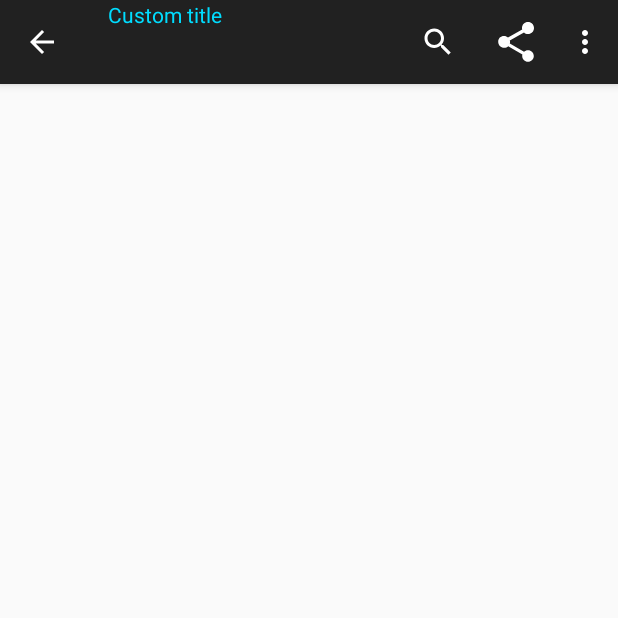
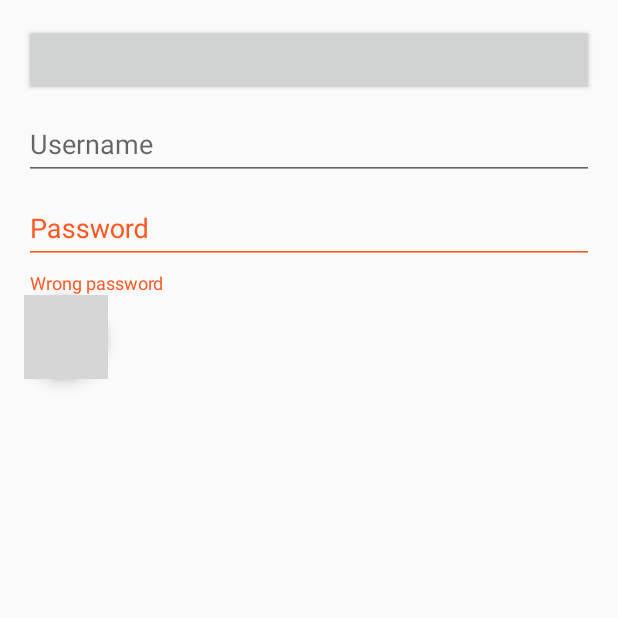
Before and after one commit to ngocmanh92/LoginScreen, an Android app: the screen it shows after launch (MenuActivity before the commit, MaterialDesignActivity after it), on a phone screen of 412 x 824 dp, the top half of it. Run offline under Robolectric (Android 15) with nearby library versions, the phone set to English and light mode, and no system bars; grey boxes are pictures that could not be loaded.

Commit message:
material design: tabs, input layout, SnackLayout, float action button (error)

```diff
--- a/app/build.gradle
+++ b/app/build.gradle
@@ -25,4 +25,6 @@ dependencies {
     compile fileTree(dir: 'libs', include: ['*.jar'])
     compile 'com.android.support:appcompat-v7:22.2.1'
     compile 'com.google.code.gson:gson:2.3.1'
+    compile 'com.android.support:design:22.2.0'
+
 }
--- /dev/null
+++ b/app/src/main/java/com/example/myapplication/MaterialDesignActivity.java
@@ -0,0 +1,24 @@
+package com.example.myapplication;
+
+import android.support.design.widget.TextInputLayout;
+import android.support.v7.app.ActionBarActivity;
+import android.os.Bundle;
+import android.support.v7.app.AppCompatActivity;
+import android.view.Menu;
+import android.view.MenuItem;
+
+import com.example.myapplication.R;
+
+public class MaterialDesignActivity extends AppCompatActivity {
+
+    @Override
+    protected void onCreate(Bundle savedInstanceState) {
+        super.onCreate(savedInstanceState);
+        setContentView(R.layout.activity_material_design);
+        TextInputLayout inputLayout = (TextInputLayout) findViewById(R.id.textinputlayout_password);
+        inputLayout.setErrorEnabled(true);
+        inputLayout.setError("Wrong password");
+    }
+
+
+}
--- /dev/null
+++ b/app/src/main/res/layout/activity_material_design.xml
@@ -0,0 +1,52 @@
+<LinearLayout xmlns:android="http://schemas.android.com/apk/res/android"
+    xmlns:tools="http://schemas.android.com/tools"
+    android:layout_width="match_parent"
+    android:layout_height="match_parent"
+    xmlns:app="http://schemas.android.com/apk/res-auto"
+    android:orientation="vertical"
+    android:paddingBottom="@dimen/activity_vertical_margin"
+    android:paddingLeft="@dimen/activity_horizontal_margin"
+    android:paddingRight="@dimen/activity_horizontal_margin"
+    android:paddingTop="@dimen/activity_vertical_margin"
+
+    tools:context="com.example.myapplication.MaterialDesignActivity">
+
+    <Button
+        android:focusableInTouchMode="true"
+        android:focusable="true"
+        android:layout_width="match_parent"
+        android:layout_height="wrap_content" />
+    <android.support.design.widget.TextInputLayout
+        android:layout_width="match_parent"
+        android:id="@+id/textinputlayout_username"
+        android:layout_height="wrap_content">
+
+        <EditText
+            android:id="@+id/edittext_username"
+            android:layout_width="match_parent"
+            android:layout_height="wrap_content"
+            android:hint="Username" />
+
+    </android.support.design.widget.TextInputLayout>
+    <android.support.design.widget.TextInputLayout
+        android:layout_width="match_parent"
+        android:id="@+id/textinputlayout_password"
+        android:layout_height="wrap_content">
+
+        <EditText
+            android:id="@+id/edittext"
+            android:layout_width="match_parent"
+            android:layout_height="wrap_content"
+            android:hint="Password" />
+
+    </android.support.design.widget.TextInputLayout>
+
+    <android.support.design.widget.FloatingActionButton
+        android:layout_width="wrap_content"
+        android:layout_height="wrap_content"
+        android:id="@+id/floatactionbutton"
+        android:background="@android:color/transparent"
+        app:fabSize="normal"
+        app:backgroundTint="@color/material_blue_grey_800"
+        android:src="@drawable/ic_error_blue_500_48dp"/>
+</LinearLayout>
--- a/app/src/main/res/values/strings.xml
+++ b/app/src/main/res/values/strings.xml
@@ -26,4 +26,6 @@
     <string name="title_activity_filterable_list">FilterableListActivity</string>
     <string name="title_activity_view_pager">ViewPagerActivity</string>
     <string name="title_activity_service">ServiceActivity</string>
+    <string name="title_activity_material_tabs">MaterialTabsActivity</string>
+    <string name="title_activity_material_design">MaterialDesignActivity</string>
 </resources>
```
Also changed, not shown: app/src/main/AndroidManifest.xml (+51 -43 lines), app/src/main/java/com/example/myapplication/MaterialTabsActivity.java (added, +144 -0 lines), app/src/main/res/layout/activity_material_tabs.xml (added, +21 -0 lines), app/src/main/res/menu/menu_material_design.xml (added, +7 -0 lines), app/src/main/res/menu/menu_material_tabs.xml (added, +7 -0 lines), 1 other file.
